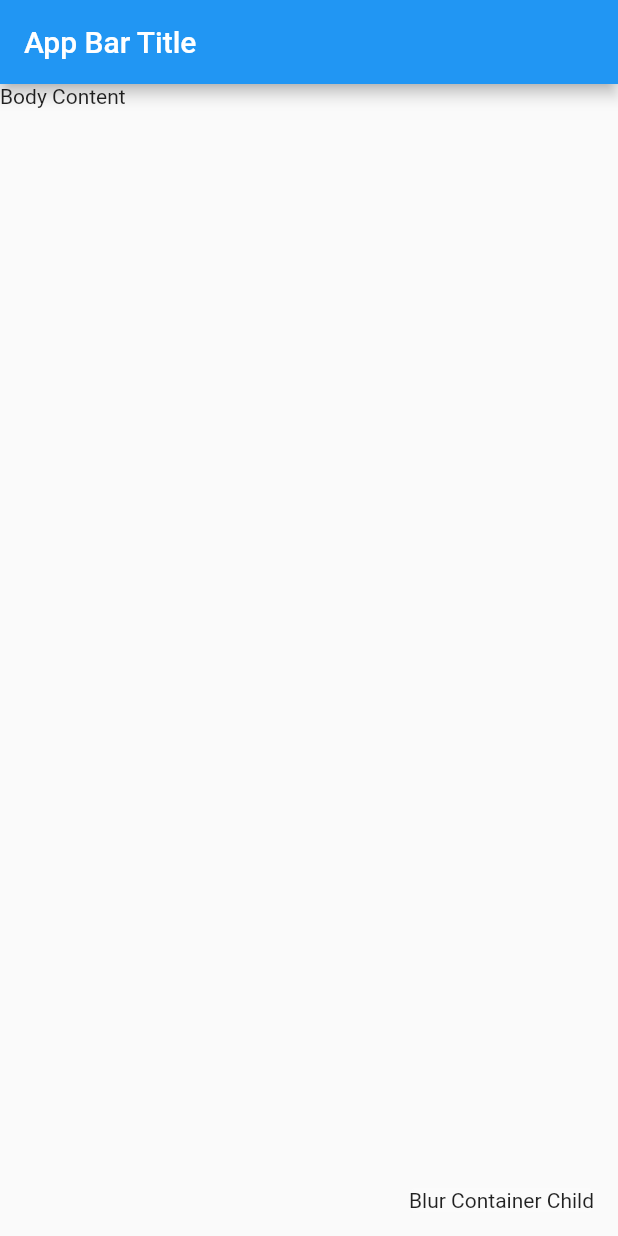
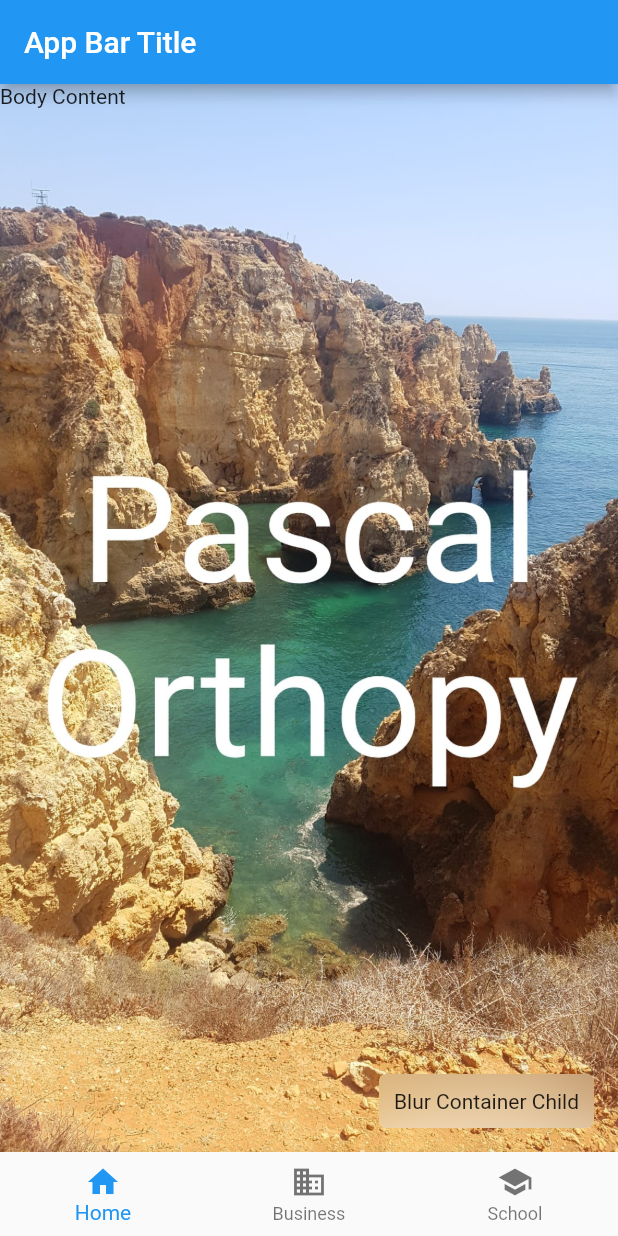
Before and after one commit to Pascal-Orthopy/reproduce_flutter_2_10_fatal_signal_11_error_scaffold, a Flutter app: the screen it shows after launch, on a phone screen of 412 x 824 dp. Run offline on Flutter 3.47's test engine with Material 2 defaults, Android fonts, the phone set to English and light mode, and no system bars.

```diff
--- a/lib/main.dart
+++ b/lib/main.dart
@@ -20,9 +20,34 @@ class MyApp extends StatelessWidget {
         appBar: AppBar(
           title: const Text('App Bar Title'),
         ),
-        body: const Text('Body Content'),
+        body: Stack(
+          fit: StackFit.expand,
+          children: const [
+            Image(
+              image: AssetImage("assets/background.jpeg"),
+              fit: BoxFit.fill,
+            ),
+            Text('Body Content'),
+          ],
+        ),
         floatingActionButton: const Button(
           child: Text('Blur Container Child'),
+        ),
+        bottomNavigationBar: BottomNavigationBar(
+          items: const [
+            BottomNavigationBarItem(
+              icon: Icon(Icons.home),
+              label: 'Home',
+            ),
+            BottomNavigationBarItem(
+              icon: Icon(Icons.business),
+              label: 'Business',
+            ),
+            BottomNavigationBarItem(
+              icon: Icon(Icons.school),
+              label: 'School',
+            ),
+          ],
         ),
       ),
     );
@@ -44,7 +69,10 @@ class Button extends StatelessWidget {
             sigmaY: 30,
             sigmaX: 30,
           ),
-          child: child,
+          child: Padding(
+            padding: const EdgeInsets.all(10),
+            child: child,
+          ),
         ),
       ),
     );
```
Also changed, not shown: pubspec.yaml (+4 -5 lines), assets/background.jpeg (added), pubspec.lock.
